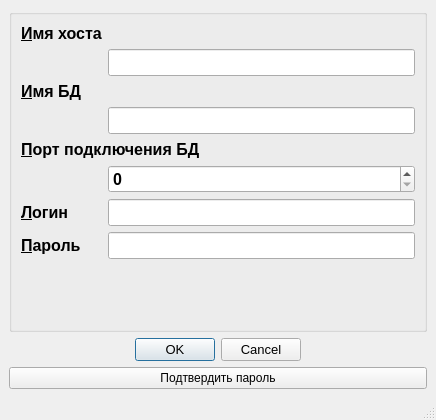
Before: the Qt Designer form Qt/Lesson_3/mainwindow.ui in MoroSkoro/origin, drawn with Qt 5.
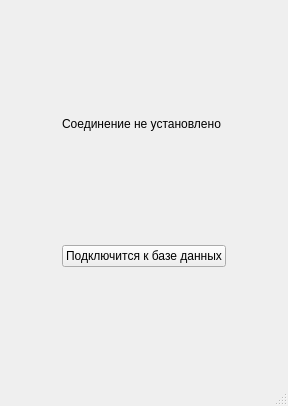
After: the same form once the commit is applied.

The edit to the form file:
```diff
--- a/Qt/Lesson_3/mainwindow.ui
+++ b/Qt/Lesson_3/mainwindow.ui
@@ -6,21 +6,9 @@
    <rect>
     <x>0</x>
     <y>0</y>
-    <width>436</width>
-    <height>420</height>
-   </rect>
-  </property>
-  <property name="minimumSize">
-   <size>
     <width>288</width>
     <height>406</height>
-   </size>
-  </property>
-  <property name="maximumSize">
-   <size>
-    <width>488</width>
-    <height>420</height>
-   </size>
+   </rect>
   </property>
   <property name="windowTitle">
    <string>BD</string>
@@ -35,125 +23,51 @@
      <height>363</height>
     </size>
    </property>
-   <layout class="QGridLayout" name="gridLayout_2">
-    <item row="2" column="0">
-     <widget class="QDialogButtonBox" name="buttonBox">
-      <property name="font">
-       <font>
-        <pointsize>10</pointsize>
-       </font>
-      </property>
-      <property name="standardButtons">
-       <set>QDialogButtonBox::Cancel|QDialogButtonBox::Ok</set>
-      </property>
-      <property name="centerButtons">
-       <bool>true</bool>
-      </property>
-     </widget>
-    </item>
+   <layout class="QGridLayout" name="gridLayout">
     <item row="0" column="0">
-     <widget class="QGroupBox" name="gB_connection">
-      <property name="font">
-       <font>
-        <pointsize>12</pointsize>
-        <bold>true</bold>
-       </font>
+     <widget class="QLabel" name="lb_status_conect">
+      <property name="sizePolicy">
+       <sizepolicy hsizetype="Fixed" vsizetype="Fixed">
+        <horstretch>0</horstretch>
+        <verstretch>0</verstretch>
+       </sizepolicy>
       </property>
-      <property name="title">
-       <string/>
+      <property name="layoutDirection">
+       <enum>Qt::LeftToRight</enum>
+      </property>
+      <property name="text">
+       <string>Соединение не установлено</string>
       </property>
       <property name="alignment">
-       <set>Qt::AlignHCenter|Qt::AlignTop</set>
+       <set>Qt::AlignCenter</set>
       </property>
-      <property name="flat">
-       <bool>false</bool>
-      </property>
-      <layout class="QFormLayout" name="formLayout_2">
-       <item row="0" column="0">
-        <widget class="QLabel" name="lab_host">
-         <property name="text">
-          <string>&amp;Имя хоста</string>
-         </property>
-         <property name="buddy">
-          <cstring>lineE_host</cstring>
-         </property>
-        </widget>
-       </item>
-       <item row="1" column="1">
-        <widget class="QLineEdit" name="lineE_host"/>
-       </item>
-       <item row="2" column="0">
-        <widget class="QLabel" name="lab_nameBD">
-         <property name="text">
-          <string>&amp;Имя БД</string>
-         </property>
-         <property name="buddy">
-          <cstring>lineE_nameBD</cstring>
-         </property>
-        </widget>
-       </item>
-       <item row="3" column="1">
-        <widget class="QLineEdit" name="lineE_nameBD"/>
-       </item>
-       <item row="4" column="0" colspan="2">
-        <widget class="QLabel" name="lab_port">
-         <property name="text">
-          <string>&amp;Порт подключения БД</string>
-         </property>
-         <property name="buddy">
-          <cstring>spB_port</cstring>
-         </property>
-        </widget>
-       </item>
-       <item row="5" column="1">
-        <widget class="QSpinBox" name="spB_port">
-         <property name="wrapping">
-          <bool>false</bool>
-         </property>
-         <property name="frame">
-          <bool>true</bool>
-         </property>
-         <property name="readOnly">
-          <bool>false</bool>
-         </property>
-         <property name="buttonSymbols">
-          <enum>QAbstractSpinBox::UpDownArrows</enum>
-         </property>
-        </widget>
-       </item>
-       <item row="6" column="0">
-        <widget class="QLabel" name="lab_log">
-         <property name="text">
-          <string>&amp;Логин</string>
-         </property>
-         <property name="buddy">
-          <cstring>lineE_log</cstring>
-         </property>
-        </widget>
-       </item>
-       <item row="6" column="1">
-        <widget class="QLineEdit" name="lineE_log"/>
-       </item>
-       <item row="8" column="0">
-        <widget class="QLabel" name="lab_parole">
-         <property name="text">
-          <string>&amp;Пароль</string>
-         </property>
-         <property name="buddy">
-          <cstring>lineE_parole</cstring>
-         </property>
-        </widget>
-       </item>
-       <item row="8" column="1">
-        <widget class="QLineEdit" name="lineE_parole"/>
-       </item>
-      </layout>
      </widget>
     </item>
-    <item row="3" column="0">
+    <item row="1" column="0">
      <widget class="QPushButton" name="pushButton">
+      <property name="sizePolicy">
+       <sizepolicy hsizetype="Fixed" vsizetype="Fixed">
+        <horstretch>0</horstretch>
+        <verstretch>0</verstretch>
+       </sizepolicy>
+      </property>
+      <property name="toolTipDuration">
+       <number>-1</number>
+      </property>
+      <property name="layoutDirection">
+       <enum>Qt::RightToLeft</enum>
+      </property>
       <property name="text">
-       <string>Подтвердить пароль</string>
+       <string>Подключится к базе данных</string>
+      </property>
+      <property name="autoDefault">
+       <bool>true</bool>
+      </property>
+      <property name="default">
+       <bool>false</bool>
+      </property>
+      <property name="flat">
+       <bool>false</bool>
       </property>
      </widget>
     </item>
```
Left out of the diff: 9 changed lines with no effect on the pictures.
